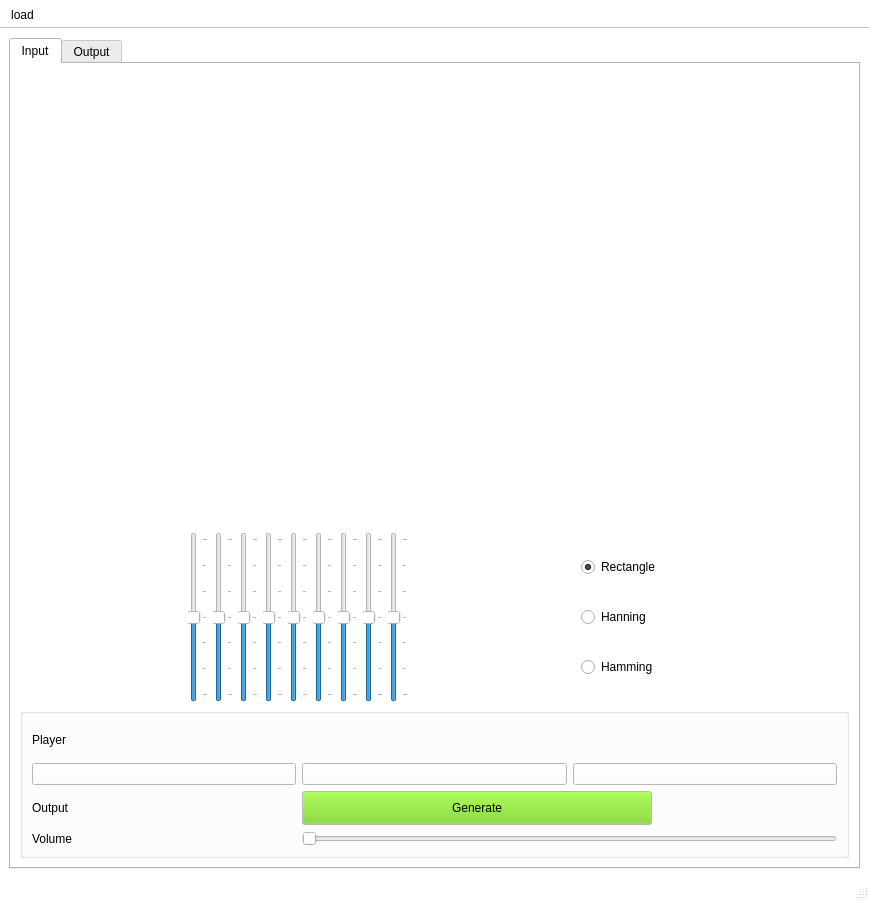
This is Task2/testGUI.ui in Ahmad-Abdalmageed/DSP_tasks- as Qt 5 draws it before an edit. The edited form follows.
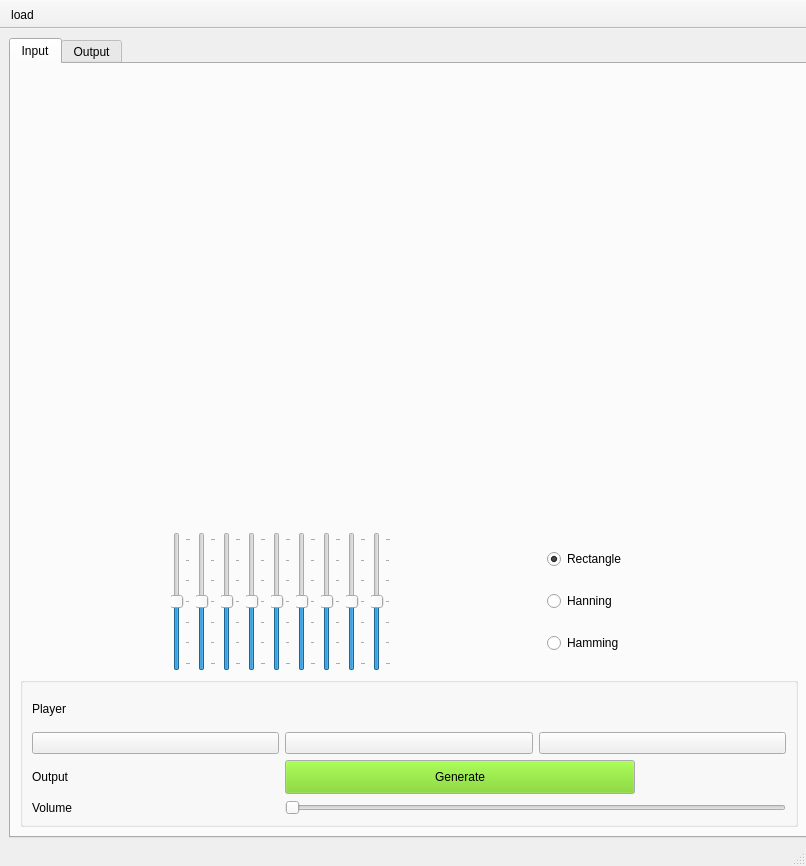
This is the edited form. Icons and pictures are not drawn. Custom widgets are drawn as their Qt base class.

Commit message: reset palete

The edit to the form file:
```diff
--- a/Task2/testGUI.ui
+++ b/Task2/testGUI.ui
@@ -6,8 +6,8 @@
    <rect>
     <x>0</x>
     <y>0</y>
-    <width>869</width>
-    <height>900</height>
+    <width>806</width>
+    <height>866</height>
    </rect>
   </property>
   <property name="minimumSize">
@@ -22,421 +22,6 @@
     <height>0</height>
    </size>
   </property>
-  <property name="palette">
-   <palette>
-    <active>
-     <colorrole role="WindowText">
-      <brush brushstyle="SolidPattern">
-       <color alpha="255">
-        <red>0</red>
-        <green>0</green>
-        <blue>0</blue>
-       </color>
-      </brush>
-     </colorrole>
-     <colorrole role="Button">
-      <brush brushstyle="SolidPattern">
-       <color alpha="255">
-        <red>255</red>
-        <green>255</green>
-        <blue>255</blue>
-       </color>
-      </brush>
-     </colorrole>
-     <colorrole role="Light">
-      <brush brushstyle="SolidPattern">
-       <color alpha="255">
-        <red>255</red>
-        <green>255</green>
-        <blue>255</blue>
-       </color>
-      </brush>
-     </colorrole>
-     <colorrole role="Midlight">
-      <brush brushstyle="SolidPattern">
-       <color alpha="255">
-        <red>255</red>
-        <green>255</green>
-        <blue>255</blue>
-       </color>
-      </brush>
-     </colorrole>
-     <colorrole role="Dark">
-      <brush brushstyle="SolidPattern">
-       <color alpha="255">
-        <red>127</red>
-        <green>127</green>
-        <blue>127</blue>
-       </color>
-      </brush>
-     </colorrole>
-     <colorrole role="Mid">
-      <brush brushstyle="SolidPattern">
-       <color alpha="255">
-        <red>170</red>
-        <green>170</green>
-        <blue>170</blue>
-       </color>
-      </brush>
-     </colorrole>
-     <colorrole role="Text">
-      <brush brushstyle="SolidPattern">
-       <color alpha="255">
-        <red>0</red>
-        <green>0</green>
-        <blue>0</blue>
-       </color>
-      </brush>
-     </colorrole>
-     <colorrole role="BrightText">
-      <brush brushstyle="SolidPattern">
-       <color alpha="255">
-        <red>255</red>
-        <green>255</green>
-        <blue>255</blue>
-       </color>
-      </brush>
-     </colorrole>
-     <colorrole role="ButtonText">
-      <brush brushstyle="SolidPattern">
-       <color alpha="255">
-        <red>0</red>
-        <green>0</green>
-        <blue>0</blue>
-       </color>
-      </brush>
-     </colorrole>
-     <colorrole role="Base">
-      <brush brushstyle="SolidPattern">
-       <color alpha="255">
-        <red>255</red>
-        <green>255</green>
-        <blue>255</blue>
-       </color>
-      </brush>
-     </colorrole>
-     <colorrole role="Window">
-      <brush brushstyle="SolidPattern">
-       <color alpha="255">
-        <red>255</red>
-        <green>255</green>
-        <blue>255</blue>
-       </color>
-      </brush>
-     </colorrole>
-     <colorrole role="Shadow">
-      <brush brushstyle="SolidPattern">
-       <color alpha="255">
-        <red>0</red>
-        <green>0</green>
-        <blue>0</blue>
-       </color>
-      </brush>
-     </colorrole>
-     <colorrole role="AlternateBase">
-      <brush brushstyle="SolidPattern">
-       <color alpha="255">
-        <red>255</red>
-        <green>255</green>
-        <blue>255</blue>
-       </color>
-      </brush>
-     </colorrole>
-     <colorrole role="ToolTipBase">
-      <brush brushstyle="SolidPattern">
-       <color alpha="255">
-        <red>255</red>
-        <green>255</green>
-        <blue>220</blue>
-       </color>
-      </brush>
-     </colorrole>
-     <colorrole role="ToolTipText">
-      <brush brushstyle="SolidPattern">
-       <color alpha="255">
-        <red>0</red>
-        <green>0</green>
-        <blue>0</blue>
-       </color>
-      </brush>
-     </colorrole>
-    </active>
-    <inactive>
-     <colorrole role="WindowText">
-      <brush brushstyle="SolidPattern">
-       <color alpha="255">
-        <red>0</red>
-        <green>0</green>
-        <blue>0</blue>
-       </color>
-      </brush>
-     </colorrole>
-     <colorrole role="Button">
-      <brush brushstyle="SolidPattern">
-       <color alpha="255">
-        <red>255</red>
-        <green>255</green>
-        <blue>255</blue>
-       </color>
-      </brush>
-     </colorrole>
-     <colorrole role="Light">
-      <brush brushstyle="SolidPattern">
-       <color alpha="255">
-        <red>255</red>
-        <green>255</green>
-        <blue>255</blue>
-       </color>
-      </brush>
-     </colorrole>
-     <colorrole role="Midlight">
-      <brush brushstyle="SolidPattern">
-       <color alpha="255">
-        <red>255</red>
-        <green>255</green>
-        <blue>255</blue>
-       </color>
-      </brush>
-     </colorrole>
-     <colorrole role="Dark">
-      <brush brushstyle="SolidPattern">
-       <color alpha="255">
-        <red>127</red>
-        <green>127</green>
-        <blue>127</blue>
-       </color>
-      </brush>
-     </colorrole>
-     <colorrole role="Mid">
-      <brush brushstyle="SolidPattern">
-       <color alpha="255">
-        <red>170</red>
-        <green>170</green>
-        <blue>170</blue>
-       </color>
-      </brush>
-     </colorrole>
-     <colorrole role="Text">
-      <brush brushstyle="SolidPattern">
-       <color alpha="255">
-        <red>0</red>
-        <green>0</green>
-        <blue>0</blue>
-       </color>
-      </brush>
-     </colorrole>
-     <colorrole role="BrightText">
-      <brush brushstyle="SolidPattern">
-       <color alpha="255">
-        <red>255</red>
-        <green>255</green>
-        <blue>255</blue>
-       </color>
-      </brush>
-     </colorrole>
-     <colorrole role="ButtonText">
-      <brush brushstyle="SolidPattern">
-       <color alpha="255">
-        <red>0</red>
-        <green>0</green>
-        <blue>0</blue>
-       </color>
-      </brush>
-     </colorrole>
-     <colorrole role="Base">
-      <brush brushstyle="SolidPattern">
-       <color alpha="255">
-        <red>255</red>
-        <green>255</green>
-        <blue>255</blue>
-       </color>
-      </brush>
-     </colorrole>
-     <colorrole role="Window">
-      <brush brushstyle="SolidPattern">
-       <color alpha="255">
-        <red>255</red>
-        <green>255</green>
-        <blue>255</blue>
-       </color>
-      </brush>
-     </colorrole>
-     <colorrole role="Shadow">
-      <brush brushstyle="SolidPattern">
-       <color alpha="255">
-        <red>0</red>
-        <green>0</green>
-        <blue>0</blue>
-       </color>
-      </brush>
-     </colorrole>
-     <colorrole role="AlternateBase">
-      <brush brushstyle="SolidPattern">
-       <color alpha="255">
-        <red>255</red>
-        <green>255</green>
-        <blue>255</blue>
-       </color>
-      </brush>
-     </colorrole>
-     <colorrole role="ToolTipBase">
-      <brush brushstyle="SolidPattern">
-       <color alpha="255">
-        <red>255</red>
-        <green>255</green>
-        <blue>220</blue>
-       </color>
-      </brush>
-     </colorrole>
-     <colorrole role="ToolTipText">
-      <brush brushstyle="SolidPattern">
-       <color alpha="255">
-        <red>0</red>
-        <green>0</green>
-        <blue>0</blue>
-       </color>
-      </brush>
-     </colorrole>
-    </inactive>
-    <disabled>
-     <colorrole role="WindowText">
-      <brush brushstyle="SolidPattern">
-       <color alpha="255">
-        <red>127</red>
-        <green>127</green>
-        <blue>127</blue>
-       </color>
-      </brush>
-     </colorrole>
-     <colorrole role="Button">
-      <brush brushstyle="SolidPattern">
-       <color alpha="255">
-        <red>255</red>
-        <green>255</green>
-        <blue>255</blue>
-       </color>
-      </brush>
-     </colorrole>
-     <colorrole role="Light">
-      <brush brushstyle="SolidPattern">
-       <color alpha="255">
-        <red>255</red>
-        <green>255</green>
-        <blue>255</blue>
-       </color>
-      </brush>
-     </colorrole>
-     <colorrole role="Midlight">
-      <brush brushstyle="SolidPattern">
-       <color alpha="255">
-        <red>255</red>
-        <green>255</green>
-        <blue>255</blue>
-       </color>
-      </brush>
-     </colorrole>
-     <colorrole role="Dark">
-      <brush brushstyle="SolidPattern">
-       <color alpha="255">
-        <red>127</red>
-        <green>127</green>
-        <blue>127</blue>
-       </color>
-      </brush>
-     </colorrole>
-     <colorrole role="Mid">
-      <brush brushstyle="SolidPattern">
-       <color alpha="255">
-        <red>170</red>
-        <green>170</green>
-        <blue>170</blue>
-       </color>
-      </brush>
-     </colorrole>
-     <colorrole role="Text">
-      <brush brushstyle="SolidPattern">
-       <color alpha="255">
-        <red>127</red>
-        <green>127</green>
-        <blue>127</blue>
-       </color>
-      </brush>
-     </colorrole>
-     <colorrole role="BrightText">
-      <brush brushstyle="SolidPattern">
-       <color alpha="255">
-        <red>255</red>
-        <green>255</green>
-        <blue>255</blue>
-       </color>
-      </brush>
-     </colorrole>
-     <colorrole role="ButtonText">
-      <brush brushstyle="SolidPattern">
-       <color alpha="255">
-        <red>127</red>
-        <green>127</green>
-        <blue>127</blue>
-       </color>
-      </brush>
-     </colorrole>
-     <colorrole role="Base">
-      <brush brushstyle="SolidPattern">
-       <color alpha="255">
-        <red>255</red>
-        <green>255</green>
-        <blue>255</blue>
-       </color>
-      </brush>
-     </colorrole>
-     <colorrole role="Window">
-      <brush brushstyle="SolidPattern">
-       <color alpha="255">
-        <red>255</red>
-        <green>255</green>
-        <blue>255</blue>
-       </color>
-      </brush>
-     </colorrole>
-     <colorrole role="Shadow">
-      <brush brushstyle="SolidPattern">
-       <color alpha="255">
-        <red>0</red>
-        <green>0</green>
-        <blue>0</blue>
-       </color>
-      </brush>
-     </colorrole>
-     <colorrole role="AlternateBase">
-      <brush brushstyle="SolidPattern">
-       <color alpha="255">
-        <red>255</red>
-        <green>255</green>
-        <blue>255</blue>
-       </color>
-      </brush>
-     </colorrole>
-     <colorrole role="ToolTipBase">
-      <brush brushstyle="SolidPattern">
-       <color alpha="255">
-        <red>255</red>
-        <green>255</green>
-        <blue>220</blue>
-       </color>
-      </brush>
-     </colorrole>
-     <colorrole role="ToolTipText">
-      <brush brushstyle="SolidPattern">
-       <color alpha="255">
-        <red>0</red>
-        <green>0</green>
-        <blue>0</blue>
-       </color>
-      </brush>
-     </colorrole>
-    </disabled>
-   </palette>
-  </property>
   <property name="windowTitle">
    <string>MainWindow</string>
   </property>
@@ -444,6 +29,12 @@
    <enum>Qt::ToolButtonFollowStyle</enum>
   </property>
   <widget class="QWidget" name="centralwidget">
+   <property name="minimumSize">
+    <size>
+     <width>805</width>
+     <height>805</height>
+    </size>
+   </property>
    <layout class="QGridLayout" name="gridLayout">
     <item row="0" column="0">
      <widget class="QTabWidget" name="tabWidget">
@@ -459,421 +50,6 @@
         <height>800</height>
        </size>
       </property>
-      <property name="palette">
-       <palette>
-        <active>
-         <colorrole role="WindowText">
-          <brush brushstyle="SolidPattern">
-           <color alpha="255">
-            <red>0</red>
-            <green>0</green>
-            <blue>0</blue>
-           </color>
-          </brush>
-         </colorrole>
-         <colorrole role="Button">
-          <brush brushstyle="SolidPattern">
-           <color alpha="255">
-            <red>255</red>
-            <green>255</green>
-            <blue>255</blue>
-           </color>
-          </brush>
-         </colorrole>
-         <colorrole role="Light">
-          <brush brushstyle="SolidPattern">
-           <color alpha="255">
-            <red>255</red>
-            <green>255</green>
-            <blue>255</blue>
-           </color>
-          </brush>
-         </colorrole>
-         <colorrole role="Midlight">
-          <brush brushstyle="SolidPattern">
-           <color alpha="255">
-            <red>255</red>
-            <green>255</green>
-            <blue>255</blue>
-           </color>
-          </brush>
-         </colorrole>
-         <colorrole role="Dark">
-          <brush brushstyle="SolidPattern">
-           <color alpha="255">
-            <red>127</red>
-            <green>127</green>
-            <blue>127</blue>
-           </color>
-          </brush>
-         </colorrole>
-         <colorrole role="Mid">
-          <brush brushstyle="SolidPattern">
-           <color alpha="255">
-            <red>170</red>
-            <green>170</green>
-            <blue>170</blue>
-           </color>
-          </brush>
-         </colorrole>
-         <colorrole role="Text">
-          <brush brushstyle="SolidPattern">
-           <color alpha="255">
-            <red>0</red>
-            <green>0</green>
-            <blue>0</blue>
-           </color>
-          </brush>
-         </colorrole>
-         <colorrole role="BrightText">
-          <brush brushstyle="SolidPattern">
-           <color alpha="255">
-            <red>255</red>
-            <green>255</green>
-            <blue>255</blue>
-           </color>
-          </brush>
-         </colorrole>
-         <colorrole role="ButtonText">
-          <brush brushstyle="SolidPattern">
-           <color alpha="255">
-            <red>0</red>
-            <green>0</green>
-            <blue>0</blue>
-           </color>
-          </brush>
-         </colorrole>
-         <colorrole role="Base">
-          <brush brushstyle="SolidPattern">
-           <color alpha="255">
-            <red>255</red>
-            <green>255</green>
-            <blue>255</blue>
-           </color>
-          </brush>
-         </colorrole>
-         <colorrole role="Window">
-          <brush brushstyle="SolidPattern">
-           <color alpha="255">
-            <red>255</red>
-            <green>255</green>
-            <blue>255</blue>
-           </color>
-          </brush>
-         </colorrole>
-         <colorrole role="Shadow">
-          <brush brushstyle="SolidPattern">
-           <color alpha="255">
-            <red>0</red>
-            <green>0</green>
-            <blue>0</blue>
-           </color>
-          </brush>
-         </colorrole>
-         <colorrole role="AlternateBase">
-          <brush brushstyle="SolidPattern">
-           <color alpha="255">
-            <red>255</red>
-            <green>255</green>
-            <blue>255</blue>
-           </color>
-          </brush>
-         </colorrole>
-         <colorrole role="ToolTipBase">
-          <brush brushstyle="SolidPattern">
-           <color alpha="255">
-            <red>255</red>
-            <green>255</green>
-            <blue>220</blue>
-           </color>
-          </brush>
-         </colorrole>
-         <colorrole role="ToolTipText">
-          <brush brushstyle="SolidPattern">
-           <color alpha="255">
-            <red>0</red>
-            <green>0</green>
-            <blue>0</blue>
-           </color>
-          </brush>
-         </colorrole>
-        </active>
-        <inactive>
-         <colorrole role="WindowText">
-          <brush brushstyle="SolidPattern">
-           <color alpha="255">
-            <red>0</red>
-            <green>0</green>
-            <blue>0</blue>
-           </color>
-          </brush>
-         </colorrole>
-         <colorrole role="Button">
-          <brush brushstyle="SolidPattern">
-           <color alpha="255">
-            <red>255</red>
-            <green>255</green>
-            <blue>255</blue>
-           </color>
-          </brush>
-         </colorrole>
-         <colorrole role="Light">
-          <brush brushstyle="SolidPattern">
-           <color alpha="255">
-            <red>255</red>
-            <green>255</green>
-            <blue>255</blue>
-           </color>
-          </brush>
-         </colorrole>
-         <colorrole role="Midlight">
-          <brush brushstyle="SolidPattern">
-           <color alpha="255">
-            <red>255</red>
-            <green>255</green>
-            <blue>255</blue>
-           </color>
-          </brush>
-         </colorrole>
-         <colorrole role="Dark">
-          <brush brushstyle="SolidPattern">
-           <color alpha="255">
-            <red>127</red>
-            <green>127</green>
-            <blue>127</blue>
-           </color>
-          </brush>
-         </colorrole>
-         <colorrole role="Mid">
-          <brush brushstyle="SolidPattern">
-           <color alpha="255">
-            <red>170</red>
-            <green>170</green>
-            <blue>170</blue>
-           </color>
-          </brush>
-         </colorrole>
-         <colorrole role="Text">
-          <brush brushstyle="SolidPattern">
-           <color alpha="255">
-            <red>0</red>
-            <green>0</green>
-            <blue>0</blue>
-           </color>
-          </brush>
-         </colorrole>
-         <colorrole role="BrightText">
-          <brush brushstyle="SolidPattern">
-           <color alpha="255">
-            <red>255</red>
-            <green>255</green>
-            <blue>255</blue>
-           </color>
-          </brush>
-         </colorrole>
-         <colorrole role="ButtonText">
-          <brush brushstyle="SolidPattern">
-           <color alpha="255">
-            <red>0</red>
-            <green>0</green>
-            <blue>0</blue>
-           </color>
-          </brush>
-         </colorrole>
-         <colorrole role="Base">
-          <brush brushstyle="SolidPattern">
-           <color alpha="255">
-            <red>255</red>
-            <green>255</green>
-            <blue>255</blue>
-           </color>
-          </brush>
-         </colorrole>
-         <colorrole role="Window">
-          <brush brushstyle="SolidPattern">
-           <color alpha="255">
-            <red>255</red>
-            <green>255</green>
-            <blue>255</blue>
-           </color>
-          </brush>
-         </colorrole>
-         <colorrole role="Shadow">
-          <brush brushstyle="SolidPattern">
-           <color alpha="255">
-            <red>0</red>
-            <green>0</green>
-            <blue>0</blue>
-           </color>
-          </brush>
-         </colorrole>
-         <colorrole role="AlternateBase">
-          <brush brushstyle="SolidPattern">
-           <color alpha="255">
-            <red>255</red>
-            <green>255</green>
-            <blue>255</blue>
-           </color>
-          </brush>
-         </colorrole>
-         <colorrole role="ToolTipBase">
-          <brush brushstyle="SolidPattern">
-           <color alpha="255">
-            <red>255</red>
-            <green>255</green>
-            <blue>220</blue>
-           </color>
-          </brush>
-         </colorrole>
-         <colorrole role="ToolTipText">
-          <brush brushstyle="SolidPattern">
-           <color alpha="255">
-            <red>0</red>
-            <green>0</green>
-            <blue>0</blue>
-           </color>
-          </brush>
-         </colorrole>
-        </inactive>
-        <disabled>
-         <colorrole role="WindowText">
-          <brush brushstyle="SolidPattern">
-           <color alpha="255">
-            <red>127</red>
-            <green>127</green>
-            <blue>127</blue>
-           </color>
-          </brush>
-         </colorrole>
-         <colorrole role="Button">
-          <brush brushstyle="SolidPattern">
-           <color alpha="255">
-            <red>255</red>
-            <green>255</green>
-            <blue>255</blue>
-           </color>
-          </brush>
-         </colorrole>
-         <colorrole role="Light">
-          <brush brushstyle="SolidPattern">
-           <color alpha="255">
-            <red>255</red>
-            <green>255</green>
-            <blue>255</blue>
-           </color>
-          </brush>
-         </colorrole>
-         <colorrole role="Midlight">
-          <brush brushstyle="SolidPattern">
-           <color alpha="255">
-            <red>255</red>
-            <green>255</green>
-            <blue>255</blue>
-           </color>
-          </brush>
-         </colorrole>
-         <colorrole role="Dark">
-          <brush brushstyle="SolidPattern">
-           <color alpha="255">
-            <red>127</red>
-            <green>127</green>
-            <blue>127</blue>
-           </color>
-          </brush>
-         </colorrole>
-         <colorrole role="Mid">
-          <brush brushstyle="SolidPattern">
-           <color alpha="255">
-            <red>170</red>
-            <green>170</green>
-            <blue>170</blue>
-           </color>
-          </brush>
-         </colorrole>
-         <colorrole role="Text">
-          <brush brushstyle="SolidPattern">
-           <color alpha="255">
-            <red>127</red>
-            <green>127</green>
-            <blue>127</blue>
-           </color>
-          </brush>
-         </colorrole>
-         <colorrole role="BrightText">
-          <brush brushstyle="SolidPattern">
-           <color alpha="255">
-            <red>255</red>
-            <green>255</green>
-            <blue>255</blue>
-           </color>
-          </brush>
-         </colorrole>
-         <colorrole role="ButtonText">
-          <brush brushstyle="SolidPattern">
-           <color alpha="255">
-            <red>127</red>
-            <green>127</green>
-            <blue>127</blue>
-           </color>
-          </brush>
-         </colorrole>
-         <colorrole role="Base">
-          <brush brushstyle="SolidPattern">
-           <color alpha="255">
-            <red>255</red>
-            <green>255</green>
-            <blue>255</blue>
-           </color>
-          </brush>
-         </colorrole>
-         <colorrole role="Window">
-          <brush brushstyle="SolidPattern">
-           <color alpha="255">
-            <red>255</red>
-            <green>255</green>
-            <blue>255</blue>
-           </color>
-          </brush>
-         </colorrole>
-         <colorrole role="Shadow">
-          <brush brushstyle="SolidPattern">
-           <color alpha="255">
-            <red>0</red>
-            <green>0</green>
-            <blue>0</blue>
-           </color>
-          </brush>
-         </colorrole>
-         <colorrole role="AlternateBase">
-          <brush brushstyle="SolidPattern">
-           <color alpha="255">
-            <red>255</red>
-            <green>255</green>
-            <blue>255</blue>
-           </color>
-          </brush>
-         </colorrole>
-         <colorrole role="ToolTipBase">
-          <brush brushstyle="SolidPattern">
-           <color alpha="255">
-            <red>255</red>
-            <green>255</green>
-            <blue>220</blue>
-           </color>
-          </brush>
-         </colorrole>
-         <colorrole role="ToolTipText">
-          <brush brushstyle="SolidPattern">
-           <color alpha="255">
-            <red>0</red>
-            <green>0</green>
-            <blue>0</blue>
-           </color>
-          </brush>
-         </colorrole>
-        </disabled>
-       </palette>
-      </property>
       <property name="currentIndex">
        <number>0</number>
       </property>
```
Left out of the diff: 2 changed lines with no effect on the pictures. The commit also changes 1 other file.
